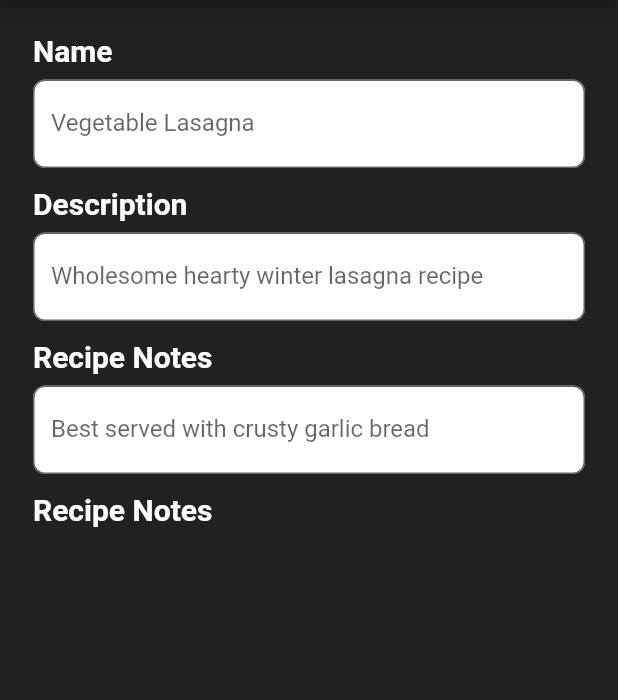
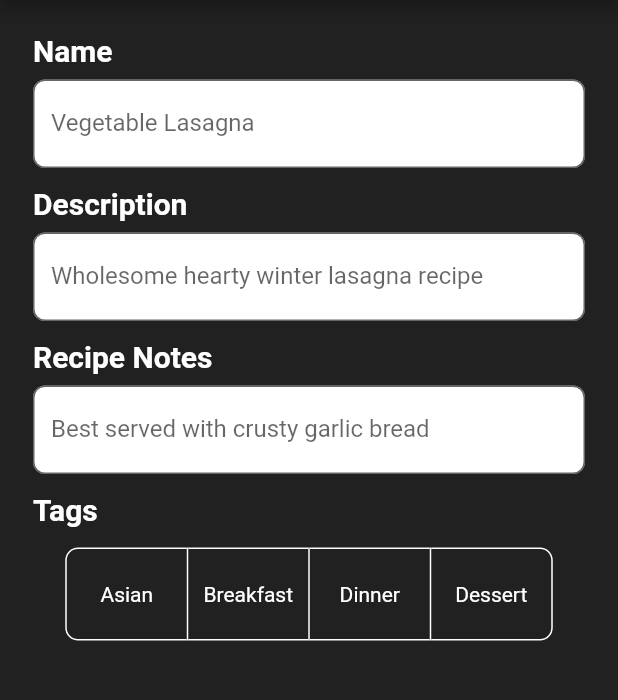
Before and after one commit to berkeparildar/Cookbook-App, a Flutter app: the screen it shows after launch, after a tap on "Add recipe", on a phone screen of 412 x 824 dp, the part 84-784 px from its top. Run offline on Flutter 3.47's test engine with Material 2 defaults, Android fonts, the phone set to English and light mode, and no system bars.

Commit message:
working on tags

```diff
--- a/lib/main.dart
+++ b/lib/main.dart
@@ -21,9 +21,7 @@ class MyApp extends StatelessWidget {
             backgroundColor: Colors.grey.shade800,
           )),
           inputDecorationTheme: InputDecorationTheme(
-            border: OutlineInputBorder(
-              borderRadius: BorderRadius.circular(8)
-            ),
+            border: OutlineInputBorder(borderRadius: BorderRadius.circular(8)),
             filled: true,
             fillColor: Colors.white,
           )),
@@ -57,7 +55,10 @@ class _MyHomePageState extends State<MyHomePage> {
                   child: Center(
                       child: Text(
                     "COOKBOOK",
-                    style: TextStyle(fontFamily: "DancingScript", fontSize: 55),
+                    style: TextStyle(
+                        fontFamily: "DancingScript",
+                        fontSize: 55,
+                        fontWeight: FontWeight.bold),
                   )),
                 ),
                 Expanded(
@@ -119,8 +120,20 @@ class AddRecipePage extends StatefulWidget {
   _AddRecipeState createState() => _AddRecipeState();
 }
 
+const List<Widget> listOfTags = <Widget>[
+  Text("Asian"),
+  Text("Breakfast"),
+  Text("Dinner"),
+  Text("Dessert")
+];
+
+const List<String> placeHolder = <String>[
+  "a",
+];
+
 class _AddRecipeState extends State<AddRecipePage> {
   final myController = TextEditingController();
+  final List<bool> selectedTags = <bool>[false, false, false, false];
 
   @override
   void initState() {
@@ -143,15 +156,15 @@ class _AddRecipeState extends State<AddRecipePage> {
   }
 
   Color textFieldColor = Colors.grey.shade400;
-  final _formKey = GlobalKey<FormState>(); //sm
-  final _formKey1 = GlobalKey<FormState>(); //sm
-  final _formKey2 = GlobalKey<FormState>(); //sm
+  final _formKey = GlobalKey<FormState>();
+  final _formKey1 = GlobalKey<FormState>();
+  final _formKey2 = GlobalKey<FormState>();
   final TextEditingController recipeNameController =
-      TextEditingController(); //sm
+      TextEditingController();
   final TextEditingController recipeDescriptionController =
-      TextEditingController(); //sm
+      TextEditingController();
   final TextEditingController recipeNoteContoller =
-      TextEditingController(); //sm
+      TextEditingController();
 
   String? recipeName, recipeDescription, recipeNotes; //sm
 
@@ -168,9 +181,7 @@ class _AddRecipeState extends State<AddRecipePage> {
         centerTitle: true,
         actions: [
           TextButton(
-            style: TextButton.styleFrom(
-              foregroundColor: Colors.white
-            ),
+            style: TextButton.styleFrom(foregroundColor: Colors.white),
             onPressed: () {
               recipeName = recipeNoteContoller.text;
               recipeDescription = recipeDescriptionController.text;
@@ -178,12 +189,14 @@ class _AddRecipeState extends State<AddRecipePage> {
               Recipe addRecipe = Recipe(
                 name: recipeName.toString(),
                 description: recipeDescription.toString(),
-                  notes: recipeNotes.toString());
+                notes: recipeNotes.toString(),
+                selectedTags: placeHolder,
+              );
               print(
                   "Add this " + addRecipe.toString() + " object to firebase.");
             },
             child: Row(
-              children: [
+              children: const [
                 Text(
                   "Save",
                   style: TextStyle(
@@ -326,11 +339,11 @@ class _AddRecipeState extends State<AddRecipePage> {
               Padding(
                 padding: EdgeInsets.all(6),
                 child: Column(
-                  children: [
+                  children: const [
                     Align(
                       alignment: Alignment.topLeft,
                       child: Text(
-                        "Recipe Notes",
+                        "Tags",
                         style: TextStyle(
                           color: Colors.white,
                           fontWeight: FontWeight.bold,
@@ -342,15 +355,29 @@ class _AddRecipeState extends State<AddRecipePage> {
                         padding: EdgeInsets.symmetric(
                       horizontal: 0,
                       vertical: 4,
-                        )
-                    ),
-                    Expanded(
-
-                        child: Row(
-                    ))
+                    )),
                   ],
                 ),
               ),
+              ToggleButtons(
+                constraints: const BoxConstraints(
+                  minHeight: 60,
+                  minWidth: 80
+                ),
+                color: Colors.white,
+                isSelected: selectedTags,
+                selectedColor: Colors.white,
+                borderColor: Colors.white,
+                borderRadius: BorderRadius.all(Radius.circular(8)),
+                fillColor: Colors.blueGrey,
+                selectedBorderColor: Colors.blueGrey,
+                onPressed: (int i){
+                  setState((){
+                    selectedTags[i] = !selectedTags[i];
+                  });
+                },
+                children: listOfTags,
+              )
             ],
           ),
         ),
--- a/lib/recipe.dart
+++ b/lib/recipe.dart
@@ -4,6 +4,7 @@ class Recipe {
   final String name;
   final String description;
   final String notes;
+  final List<String> selectedTags;
 
-  Recipe({required this.name, required this.description, required this.notes});
+  Recipe({required this.name, required this.description, required this.notes, required this.selectedTags});
 }
```
Lines whose indentation alone changed are shown as unchanged.
